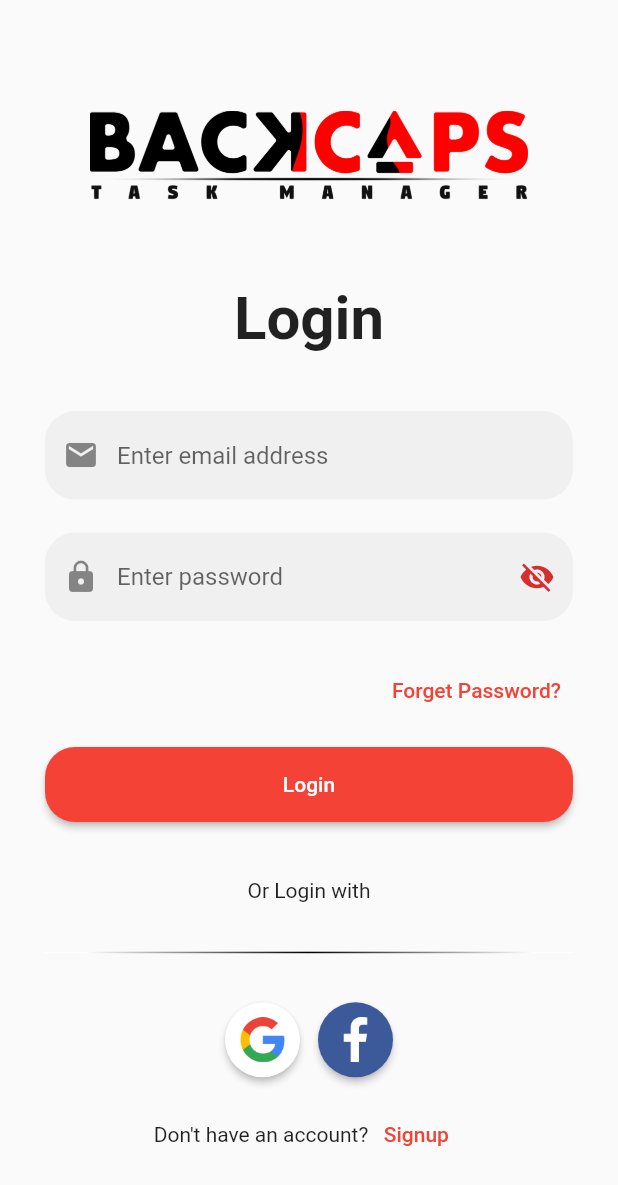
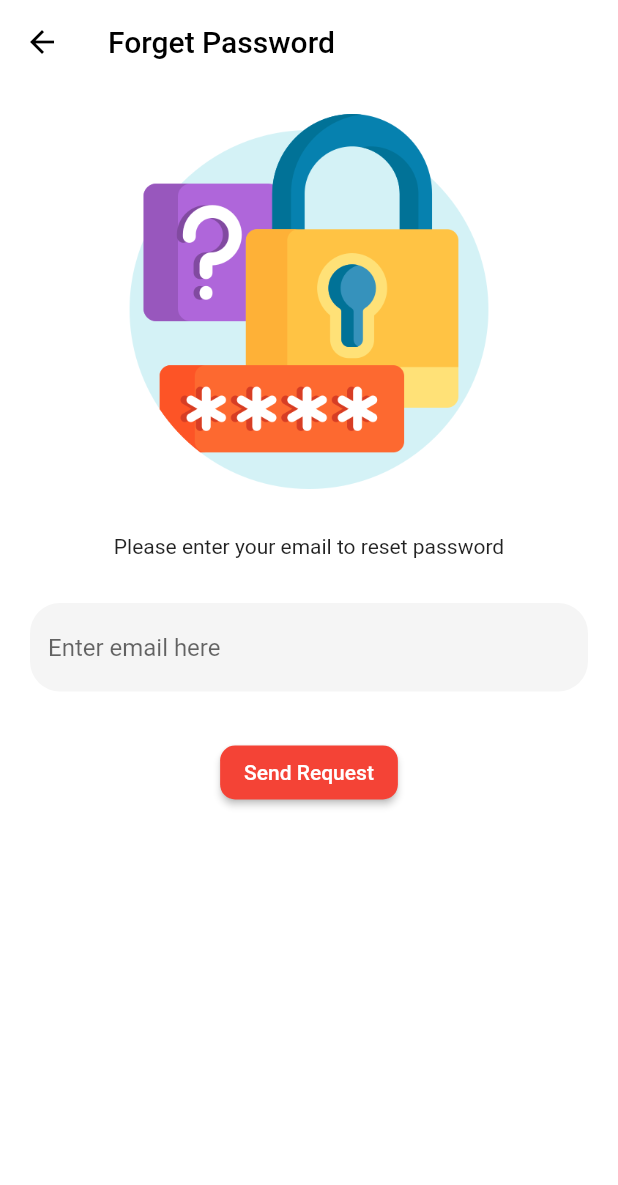
Before and after one commit to Zohaib1397/z_task_manager, a Flutter app: the screen it shows after launch, after a tap on "Forget Password?", on a phone screen of 412 x 824 dp. Shown: the top 1185 px of the screen. Run offline on Flutter 3.47's test engine with Material 2 defaults, Android fonts, the phone set to English and light mode, and no system bars; our stand-ins replace firebase_auth, firebase_core; missing offline and left inert: flex_color_picker; accounts and stored records are empty; network calls fail.

Commit message:
Forget Password feature is now working

```diff
--- a/lib/main.dart
+++ b/lib/main.dart
@@ -1,6 +1,7 @@
 import 'package:flutter/material.dart';
 import 'package:provider/provider.dart';
 import 'package:z_task_manager/screens/EmailVerificationScreen.dart';
+import 'package:z_task_manager/screens/ForgetPasswordScreen.dart';
 import 'package:z_task_manager/screens/home_screen.dart';
 import 'package:z_task_manager/screens/login_screen.dart';
 import 'package:z_task_manager/screens/new_task.dart';
@@ -44,6 +45,7 @@ class TaskManager extends StatelessWidget {
         RegisterScreen.id : (context) => RegisterScreen(),
         SettingsScreen.id : (context) => SettingsScreen(),
         RedirectScreen.id : (context) => const RedirectScreen(),
+        ForgetPasswordScreen.id : (context) => const ForgetPasswordScreen(),
       }
     );
   }
--- /dev/null
+++ b/lib/screens/ForgetPasswordScreen.dart
@@ -0,0 +1,131 @@
+import 'dart:async';
+
+import 'package:flutter/material.dart';
+import 'package:firebase_auth/firebase_auth.dart';
+import 'package:z_task_manager/constants/reusable_ui.dart';
+import '../structure/TextFieldHandler.dart';
+import 'package:z_task_manager/constants/constants.dart';
+
+class ForgetPasswordScreen extends StatefulWidget {
+  const ForgetPasswordScreen({super.key});
+
+  static const id = "Forget_Password_Screen";
+
+  @override
+  State<ForgetPasswordScreen> createState() => _ForgetPasswordScreenState();
+}
+
+class _ForgetPasswordScreenState extends State<ForgetPasswordScreen> {
+  final _auth = FirebaseAuth.instance;
+  final _emailField = TextFieldHandler();
+  bool isSendButtonActive = true;
+  int timerDuration = 60;
+  int _currentTickerValue = 0;
+  Timer? sendEmailTimer;
+
+  @override
+  void dispose() {
+    sendEmailTimer!.cancel();
+    super.dispose();
+  }
+  void startTimer() {
+    _currentTickerValue = timerDuration;
+    sendEmailTimer = Timer.periodic(Duration(seconds: 1), (timer) {
+      if (_currentTickerValue > 0) {
+        setState(() {
+          _currentTickerValue--;
+        });
+      } else {
+        setState(() {
+          sendEmailTimer!.cancel();
+          isSendButtonActive = true;
+        });
+      }
+    });
+  }
+
+  Future<void> sendPasswordResetEmail() async {
+    try {
+      showDialog(context: context, builder: (context) => const CustomLoadingIndicator());
+      await _auth.sendPasswordResetEmail(email: _emailField.controller.text);
+      ScaffoldMessenger.of(context)
+          .showSnackBar(const SnackBar(content: Text("Email has been sent")));
+      Navigator.pop(context);
+    } on FirebaseAuthException catch (e) {
+      setState(() {
+        _currentTickerValue = 0;
+      });
+      ScaffoldMessenger.of(context)
+          .showSnackBar(SnackBar(content: Text(e.toString())));
+      Navigator.pop(context);
+    }
+  }
+
+  @override
+  Widget build(BuildContext context) {
+    return Scaffold(
+      backgroundColor: Colors.white,
+      appBar: AppBar(
+        elevation: 0,
+        iconTheme: IconThemeData(color: Colors.black),
+        backgroundColor: Colors.white,
+        title: const Text(
+          "Forget Password",
+          style: TextStyle(color: Colors.black),
+        ),
+      ),
+      body: Center(
+        child: Padding(
+          padding: const EdgeInsets.all(20.0),
+          child: Column(
+            mainAxisAlignment: MainAxisAlignment.start,
+            children: [
+              const Image(
+                image: AssetImage("assets/logos/forgot-password.png"),
+                width: 250,
+              ),
+              const SizedBox(
+                height: 30,
+              ),
+              const Text("Please enter your email to reset password"),
+              const SizedBox(
+                height: 30,
+              ),
+              TextField(
+                controller: _emailField.controller,
+                decoration: kTaskManagerDecoration.copyWith(
+                    hintText: "Enter email here"),
+              ),
+              const SizedBox(
+                height: 30,
+              ),
+              MaterialButton(
+                disabledColor: Colors.black26,
+                color: Theme.of(context).primaryColor,
+                shape: RoundedRectangleBorder(
+                  borderRadius: BorderRadius.circular(10),
+                ),
+                onPressed: isSendButtonActive
+                    ? () async {
+                        setState(() {
+                          startTimer();
+                          isSendButtonActive = false;
+                        });
+                        await sendPasswordResetEmail();
+                      }
+                    : null,
+                child: const Text(
+                  "Send Request",
+                  style: TextStyle(color: Colors.white),
+                ),
+              ),
+              Text(isSendButtonActive
+                  ? ""
+                  : "Resend in: ${_currentTickerValue.toString().padLeft(2, '0')}s"),
+            ],
+          ),
+        ),
+      ),
+    );
+  }
+}
--- a/lib/screens/login_screen.dart
+++ b/lib/screens/login_screen.dart
@@ -1,6 +1,7 @@
 import 'dart:io';
 import 'package:flutter/material.dart';
 import 'package:z_task_manager/constants/constants.dart';
+import 'package:z_task_manager/screens/ForgetPasswordScreen.dart';
 import 'package:z_task_manager/screens/redirect.dart';
 import 'package:z_task_manager/screens/register_screen.dart';
 import 'package:z_task_manager/structure/TextFieldHandler.dart';
@@ -107,7 +108,7 @@ class _LoginScreenState extends State<LoginScreen> {
                           TextButton(
                             onPressed: () => setState(
                               () {
-                                //TODO implement Forget password here
+                                Navigator.pushNamed(context, ForgetPasswordScreen.id);
                               },
                             ),
                             child: const Text("Forget Password?"),
--- a/lib/screens/register_screen.dart
+++ b/lib/screens/register_screen.dart
@@ -259,7 +259,7 @@ class _RegisterScreenState extends State<RegisterScreen> {
                           TextButton(
                             child: const Text("Login"),
                             onPressed: () {
-                              Navigator.pushNamed(context, LoginScreen.id);
+                              Navigator.pop(context);
                             },
                           )
                         ],
```
Also changed, not shown: assets/logos/forgot-password.png (added), 1 other file.
